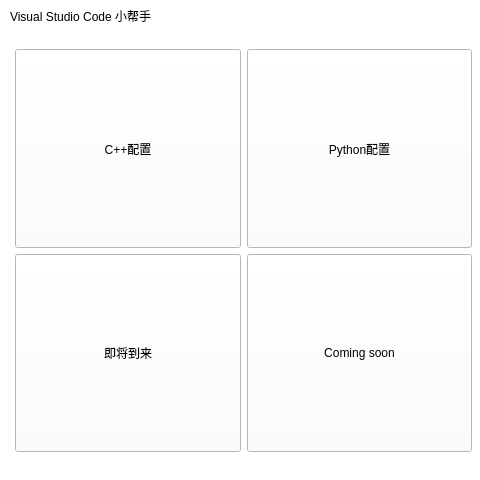
Before: the Qt Designer form VSCode_Helper/mainwindow.ui in Gu-jq/VSCode_Helper, drawn with Qt 5.
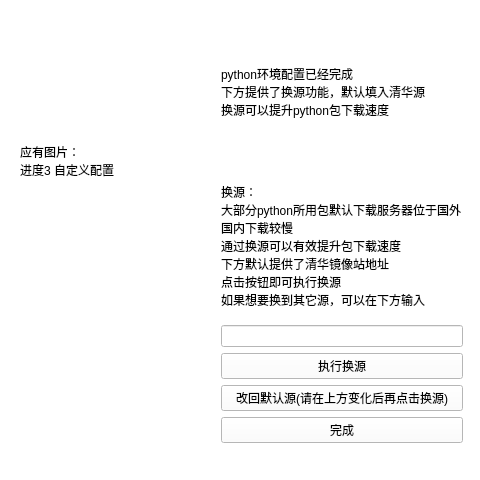
After: the same form once the commit is applied. The open tabs and pages were chosen to show the change. Icons and pictures are not drawn.

What changed in the file:
```diff
--- a/VSCode_Helper/mainwindow.ui
+++ b/VSCode_Helper/mainwindow.ui
@@ -115,7 +115,7 @@
              </sizepolicy>
             </property>
             <property name="text">
-             <string>即将到来</string>
+             <string>其它功能</string>
             </property>
            </widget>
           </item>
@@ -128,7 +128,7 @@
              </sizepolicy>
             </property>
             <property name="text">
-             <string>Coming soon</string>
+             <string>一键通！</string>
             </property>
            </widget>
           </item>
@@ -1647,33 +1647,6 @@
                </property>
               </widget>
              </item>
-             <item>
-              <widget class="QLabel" name="label_43">
-               <property name="sizePolicy">
-                <sizepolicy hsizetype="Preferred" vsizetype="Fixed">
-                 <horstretch>0</horstretch>
-                 <verstretch>0</verstretch>
-                </sizepolicy>
-               </property>
-               <property name="text">
-                <string>如果希望运行过程在一个独立终端窗口进行
-可以点击下方按钮进行配置
-默认的创建任务快捷键为F6
-可以在输入框输入想要的键位(易冲突，不建议)
-尚未完成</string>
-               </property>
-              </widget>
-             </item>
-             <item>
-              <widget class="QLineEdit" name="key_input_1"/>
-             </item>
-             <item>
-              <widget class="QPushButton" name="pushButton_28">
-               <property name="text">
-                <string>一键配置(将上方清空即可不配置快捷键)</string>
-               </property>
-              </widget>
-             </item>
              <item>
               <widget class="QPushButton" name="pushButton_21">
                <property name="text">
@@ -2168,27 +2141,6 @@
                </property>
               </widget>
              </item>
-             <item>
-              <widget class="QLabel" name="label_51">
-               <property name="text">
-                <string>如果希望运行过程在一个独立终端窗口进行
-可以点击下方按钮进行配置
-默认的创建任务快捷键为F6
-可以在输入框输入想要的键位(易冲突，不建议)
-尚未完成</string>
-               </property>
-              </widget>
-             </item>
-             <item>
-              <widget class="QLineEdit" name="key_input_2"/>
-             </item>
-             <item>
-              <widget class="QPushButton" name="pushButton_41">
-               <property name="text">
-                <string>一键配置(将上方清空即可不配置快捷键)</string>
-               </property>
-              </widget>
-             </item>
              <item>
               <widget class="QPushButton" name="pushButton_42">
                <property name="text">
@@ -2205,6 +2157,217 @@
       </layout>
      </widget>
     </widget>
+    <widget class="QWidget" name="elsepage_1">
+     <widget class="QWidget" name="widget_22" native="true">
+      <property name="geometry">
+       <rect>
+        <x>0</x>
+        <y>30</y>
+        <width>481</width>
+        <height>421</height>
+       </rect>
+      </property>
+      <layout class="QHBoxLayout" name="horizontalLayout_10">
+       <item>
+        <widget class="QWidget" name="elsepic" native="true"/>
+       </item>
+       <item>
+        <widget class="QWidget" name="widget_23" native="true">
+         <property name="sizePolicy">
+          <sizepolicy hsizetype="Preferred" vsizetype="Expanding">
+           <horstretch>0</horstretch>
+           <verstretch>0</verstretch>
+          </sizepolicy>
+         </property>
+         <layout class="QGridLayout" name="gridLayout_2">
+          <item row="0" column="0">
+           <widget class="QPushButton" name="pushButton_28">
+            <property name="sizePolicy">
+             <sizepolicy hsizetype="Expanding" vsizetype="Expanding">
+              <horstretch>0</horstretch>
+              <verstretch>0</verstretch>
+             </sizepolicy>
+            </property>
+            <property name="styleSheet">
+             <string notr="true"/>
+            </property>
+            <property name="text">
+             <string>越过VS Code限制的独立Python配置</string>
+            </property>
+           </widget>
+          </item>
+          <item row="0" column="1">
+           <widget class="QPushButton" name="pushButton_41">
+            <property name="sizePolicy">
+             <sizepolicy hsizetype="Expanding" vsizetype="Expanding">
+              <horstretch>0</horstretch>
+              <verstretch>0</verstretch>
+             </sizepolicy>
+            </property>
+            <property name="text">
+             <string>Python包管理辅助</string>
+            </property>
+           </widget>
+          </item>
+          <item row="1" column="0">
+           <widget class="QPushButton" name="pushButton_44">
+            <property name="sizePolicy">
+             <sizepolicy hsizetype="Expanding" vsizetype="Expanding">
+              <horstretch>0</horstretch>
+              <verstretch>0</verstretch>
+             </sizepolicy>
+            </property>
+            <property name="text">
+             <string>Python多环境文件夹划分辅助</string>
+            </property>
+           </widget>
+          </item>
+          <item row="1" column="1">
+           <widget class="QPushButton" name="pushButton_45">
+            <property name="sizePolicy">
+             <sizepolicy hsizetype="Expanding" vsizetype="Expanding">
+              <horstretch>0</horstretch>
+              <verstretch>0</verstretch>
+             </sizepolicy>
+            </property>
+            <property name="text">
+             <string>Copilot辅助</string>
+            </property>
+           </widget>
+          </item>
+         </layout>
+        </widget>
+       </item>
+      </layout>
+     </widget>
+    </widget>
+    <widget class="QWidget" name="elsepage_2">
+     <widget class="QWidget" name="widget_49" native="true">
+      <property name="geometry">
+       <rect>
+        <x>0</x>
+        <y>0</y>
+        <width>481</width>
+        <height>461</height>
+       </rect>
+      </property>
+      <property name="sizePolicy">
+       <sizepolicy hsizetype="Preferred" vsizetype="Preferred">
+        <horstretch>0</horstretch>
+        <verstretch>0</verstretch>
+       </sizepolicy>
+      </property>
+      <layout class="QHBoxLayout" name="horizontalLayout_24">
+       <item>
+        <widget class="QWidget" name="pypic_8" native="true">
+         <property name="sizePolicy">
+          <sizepolicy hsizetype="MinimumExpanding" vsizetype="Expanding">
+           <horstretch>0</horstretch>
+           <verstretch>0</verstretch>
+          </sizepolicy>
+         </property>
+         <property name="styleSheet">
+          <string notr="true">QWidget#pypic_8{
+	
+	background-image: url(:/image/image/占位图片.png);
+}</string>
+         </property>
+         <widget class="QLabel" name="label_43">
+          <property name="geometry">
+           <rect>
+            <x>20</x>
+            <y>90</y>
+            <width>101</width>
+            <height>141</height>
+           </rect>
+          </property>
+          <property name="text">
+           <string>应有图片：
+进度3 自定义配置</string>
+          </property>
+         </widget>
+        </widget>
+       </item>
+       <item>
+        <widget class="QWidget" name="widget_50" native="true">
+         <property name="sizePolicy">
+          <sizepolicy hsizetype="Expanding" vsizetype="Expanding">
+           <horstretch>0</horstretch>
+           <verstretch>0</verstretch>
+          </sizepolicy>
+         </property>
+         <layout class="QVBoxLayout" name="verticalLayout_29">
+          <item>
+           <widget class="QWidget" name="widget_51" native="true">
+            <property name="sizePolicy">
+             <sizepolicy hsizetype="Preferred" vsizetype="Expanding">
+              <horstretch>0</horstretch>
+              <verstretch>0</verstretch>
+             </sizepolicy>
+            </property>
+            <layout class="QVBoxLayout" name="verticalLayout_30">
+             <item>
+              <widget class="QLabel" name="label_51">
+               <property name="sizePolicy">
+                <sizepolicy hsizetype="Preferred" vsizetype="Preferred">
+                 <horstretch>0</horstretch>
+                 <verstretch>0</verstretch>
+                </sizepolicy>
+               </property>
+               <property name="text">
+                <string>python环境配置已经完成
+下方提供了换源功能，默认填入清华源
+换源可以提升python包下载速度</string>
+               </property>
+              </widget>
+             </item>
+             <item>
+              <widget class="QLabel" name="label_34">
+               <property name="text">
+                <string>换源：
+大部分python所用包默认下载服务器位于国外
+国内下载较慢
+通过换源可以有效提升包下载速度
+下方默认提供了清华镜像站地址
+点击按钮即可执行换源
+如果想要换到其它源，可以在下方输入</string>
+               </property>
+              </widget>
+             </item>
+             <item>
+              <widget class="QLineEdit" name="url_input_3"/>
+             </item>
+             <item>
+              <widget class="QPushButton" name="pushButton_47">
+               <property name="text">
+                <string>执行换源</string>
+               </property>
+              </widget>
+             </item>
+             <item>
+              <widget class="QPushButton" name="pushButton_48">
+               <property name="text">
+                <string>改回默认源(请在上方变化后再点击换源)</string>
+               </property>
+              </widget>
+             </item>
+             <item>
+              <widget class="QPushButton" name="pushButton_49">
+               <property name="text">
+                <string>完成</string>
+               </property>
+              </widget>
+             </item>
+            </layout>
+           </widget>
+          </item>
+         </layout>
+        </widget>
+       </item>
+      </layout>
+     </widget>
+    </widget>
+    <widget class="QWidget" name="elsepage_3"/>
    </widget>
   </widget>
   <widget class="QMenuBar" name="menubar">
```
Left out of the diff: 8 changed lines with no effect on the pictures.
